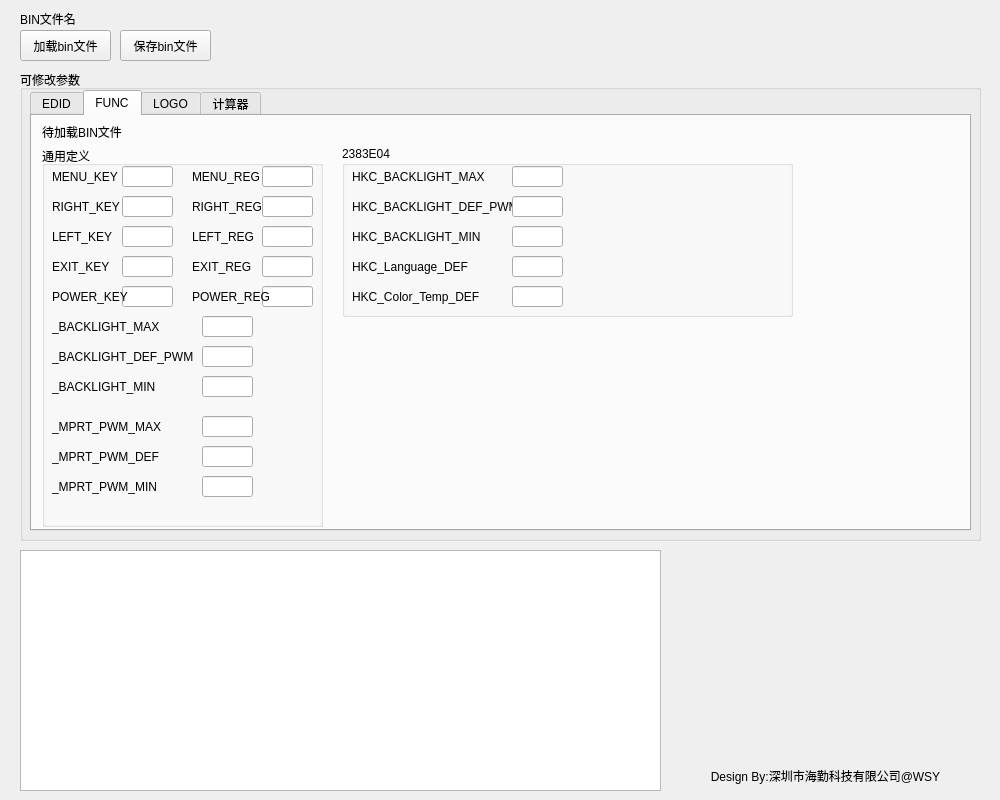
Above: hk_bin_tool.ui from wayneso/HK_BIN_TOOL before the change. Below: the same form after it.
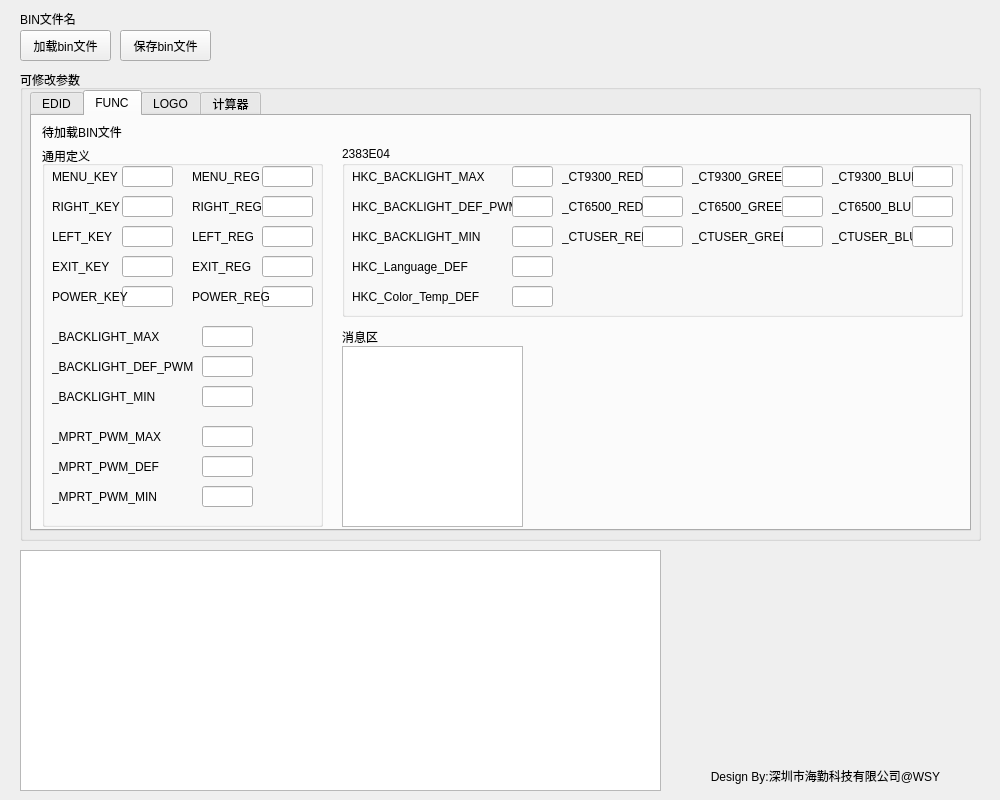
That is the form after the change. The open tabs and pages were chosen to show the change.

```diff
--- a/hk_bin_tool.ui
+++ b/hk_bin_tool.ui
@@ -871,7 +871,7 @@
        <rect>
         <x>310</x>
         <y>30</y>
-        <width>451</width>
+        <width>621</width>
         <height>171</height>
        </rect>
       </property>
@@ -883,7 +883,7 @@
         <rect>
          <x>170</x>
          <y>80</y>
-         <width>51</width>
+         <width>41</width>
          <height>21</height>
         </rect>
        </property>
@@ -919,7 +919,7 @@
         <rect>
          <x>170</x>
          <y>20</y>
-         <width>51</width>
+         <width>41</width>
          <height>21</height>
         </rect>
        </property>
@@ -942,7 +942,7 @@
         <rect>
          <x>170</x>
          <y>50</y>
-         <width>51</width>
+         <width>41</width>
          <height>21</height>
         </rect>
        </property>
@@ -965,7 +965,7 @@
         <rect>
          <x>170</x>
          <y>110</y>
-         <width>51</width>
+         <width>41</width>
          <height>21</height>
         </rect>
        </property>
@@ -988,11 +988,218 @@
         <rect>
          <x>170</x>
          <y>140</y>
-         <width>51</width>
+         <width>41</width>
          <height>21</height>
         </rect>
        </property>
       </widget>
+      <widget class="QLineEdit" name="_CT9300_RED">
+       <property name="geometry">
+        <rect>
+         <x>300</x>
+         <y>20</y>
+         <width>41</width>
+         <height>21</height>
+        </rect>
+       </property>
+      </widget>
+      <widget class="QLabel" name="label_63">
+       <property name="geometry">
+        <rect>
+         <x>220</x>
+         <y>20</y>
+         <width>81</width>
+         <height>21</height>
+        </rect>
+       </property>
+       <property name="text">
+        <string>_CT9300_RED</string>
+       </property>
+      </widget>
+      <widget class="QLineEdit" name="_CT9300_GREEN">
+       <property name="geometry">
+        <rect>
+         <x>440</x>
+         <y>20</y>
+         <width>41</width>
+         <height>21</height>
+        </rect>
+       </property>
+      </widget>
+      <widget class="QLabel" name="label_67">
+       <property name="geometry">
+        <rect>
+         <x>350</x>
+         <y>20</y>
+         <width>91</width>
+         <height>21</height>
+        </rect>
+       </property>
+       <property name="text">
+        <string>_CT9300_GREEN</string>
+       </property>
+      </widget>
+      <widget class="QLineEdit" name="_CT9300_BLUE">
+       <property name="geometry">
+        <rect>
+         <x>570</x>
+         <y>20</y>
+         <width>41</width>
+         <height>21</height>
+        </rect>
+       </property>
+      </widget>
+      <widget class="QLabel" name="label_68">
+       <property name="geometry">
+        <rect>
+         <x>490</x>
+         <y>20</y>
+         <width>81</width>
+         <height>21</height>
+        </rect>
+       </property>
+       <property name="text">
+        <string>_CT9300_BLUE</string>
+       </property>
+      </widget>
+      <widget class="QLineEdit" name="_CT6500_RED">
+       <property name="geometry">
+        <rect>
+         <x>300</x>
+         <y>50</y>
+         <width>41</width>
+         <height>21</height>
+        </rect>
+       </property>
+      </widget>
+      <widget class="QLabel" name="label_69">
+       <property name="geometry">
+        <rect>
+         <x>490</x>
+         <y>50</y>
+         <width>81</width>
+         <height>21</height>
+        </rect>
+       </property>
+       <property name="text">
+        <string>_CT6500_BLUE</string>
+       </property>
+      </widget>
+      <widget class="QLineEdit" name="_CT6500_GREEN">
+       <property name="geometry">
+        <rect>
+         <x>440</x>
+         <y>50</y>
+         <width>41</width>
+         <height>21</height>
+        </rect>
+       </property>
+      </widget>
+      <widget class="QLineEdit" name="_CT6500_BLUE">
+       <property name="geometry">
+        <rect>
+         <x>570</x>
+         <y>50</y>
+         <width>41</width>
+         <height>21</height>
+        </rect>
+       </property>
+      </widget>
+      <widget class="QLabel" name="label_65">
+       <property name="geometry">
+        <rect>
+         <x>220</x>
+         <y>50</y>
+         <width>81</width>
+         <height>21</height>
+        </rect>
+       </property>
+       <property name="text">
+        <string>_CT6500_RED</string>
+       </property>
+      </widget>
+      <widget class="QLabel" name="label_70">
+       <property name="geometry">
+        <rect>
+         <x>350</x>
+         <y>50</y>
+         <width>91</width>
+         <height>21</height>
+        </rect>
+       </property>
+       <property name="text">
+        <string>_CT6500_GREEN</string>
+       </property>
+      </widget>
+      <widget class="QLineEdit" name="_CTUSER_RED">
+       <property name="geometry">
+        <rect>
+         <x>300</x>
+         <y>80</y>
+         <width>41</width>
+         <height>21</height>
+        </rect>
+       </property>
+      </widget>
+      <widget class="QLabel" name="label_71">
+       <property name="geometry">
+        <rect>
+         <x>490</x>
+         <y>80</y>
+         <width>81</width>
+         <height>21</height>
+        </rect>
+       </property>
+       <property name="text">
+        <string>_CTUSER_BLUE</string>
+       </property>
+      </widget>
+      <widget class="QLineEdit" name="_CTUSER_GREEN">
+       <property name="geometry">
+        <rect>
+         <x>440</x>
+         <y>80</y>
+         <width>41</width>
+         <height>21</height>
+        </rect>
+       </property>
+      </widget>
+      <widget class="QLineEdit" name="_CTUSER_BLUE">
+       <property name="geometry">
+        <rect>
+         <x>570</x>
+         <y>80</y>
+         <width>41</width>
+         <height>21</height>
+        </rect>
+       </property>
+      </widget>
+      <widget class="QLabel" name="label_66">
+       <property name="geometry">
+        <rect>
+         <x>220</x>
+         <y>80</y>
+         <width>81</width>
+         <height>21</height>
+        </rect>
+       </property>
+       <property name="text">
+        <string>_CTUSER_RED</string>
+       </property>
+      </widget>
+      <widget class="QLabel" name="label_72">
+       <property name="geometry">
+        <rect>
+         <x>350</x>
+         <y>80</y>
+         <width>91</width>
+         <height>21</height>
+        </rect>
+       </property>
+       <property name="text">
+        <string>_CTUSER_GREEN</string>
+       </property>
+      </widget>
      </widget>
      <widget class="QGroupBox" name="groupBox_7">
       <property name="geometry">
@@ -1240,7 +1447,7 @@
        <property name="geometry">
         <rect>
          <x>10</x>
-         <y>170</y>
+         <y>180</y>
          <width>141</width>
          <height>21</height>
         </rect>
@@ -1253,7 +1460,7 @@
        <property name="geometry">
         <rect>
          <x>160</x>
-         <y>270</y>
+         <y>280</y>
          <width>51</width>
          <height>21</height>
         </rect>
@@ -1263,7 +1470,7 @@
        <property name="geometry">
         <rect>
          <x>160</x>
-         <y>300</y>
+         <y>310</y>
          <width>51</width>
          <height>21</height>
         </rect>
@@ -1273,7 +1480,7 @@
        <property name="geometry">
         <rect>
          <x>10</x>
-         <y>270</y>
+         <y>280</y>
          <width>141</width>
          <height>21</height>
         </rect>
@@ -1286,7 +1493,7 @@
        <property name="geometry">
         <rect>
          <x>10</x>
-         <y>230</y>
+         <y>240</y>
          <width>141</width>
          <height>21</height>
         </rect>
@@ -1299,7 +1506,7 @@
        <property name="geometry">
         <rect>
          <x>10</x>
-         <y>330</y>
+         <y>340</y>
          <width>141</width>
          <height>21</height>
         </rect>
@@ -1312,7 +1519,7 @@
        <property name="geometry">
         <rect>
          <x>10</x>
-         <y>200</y>
+         <y>210</y>
          <width>141</width>
          <height>21</height>
         </rect>
@@ -1325,7 +1532,7 @@
        <property name="geometry">
         <rect>
          <x>160</x>
-         <y>330</y>
+         <y>340</y>
          <width>51</width>
          <height>21</height>
         </rect>
@@ -1335,7 +1542,7 @@
        <property name="geometry">
         <rect>
          <x>10</x>
-         <y>300</y>
+         <y>310</y>
          <width>141</width>
          <height>21</height>
         </rect>
@@ -1348,7 +1555,7 @@
        <property name="geometry">
         <rect>
          <x>160</x>
-         <y>200</y>
+         <y>210</y>
          <width>51</width>
          <height>21</height>
         </rect>
@@ -1358,7 +1565,7 @@
        <property name="geometry">
         <rect>
          <x>160</x>
-         <y>170</y>
+         <y>180</y>
          <width>51</width>
          <height>21</height>
         </rect>
@@ -1368,13 +1575,36 @@
        <property name="geometry">
         <rect>
          <x>160</x>
-         <y>230</y>
+         <y>240</y>
          <width>51</width>
          <height>21</height>
         </rect>
        </property>
       </widget>
      </widget>
+     <widget class="QTextEdit" name="FUNC_textEdit">
+      <property name="geometry">
+       <rect>
+        <x>310</x>
+        <y>230</y>
+        <width>181</width>
+        <height>181</height>
+       </rect>
+      </property>
+     </widget>
+     <widget class="QLabel" name="label_73">
+      <property name="geometry">
+       <rect>
+        <x>310</x>
+        <y>210</y>
+        <width>171</width>
+        <height>21</height>
+       </rect>
+      </property>
+      <property name="text">
+       <string>消息区</string>
+      </property>
+     </widget>
     </widget>
     <widget class="QWidget" name="tab_2">
      <attribute name="title">
```
Left out of the diff: 34 changed lines with no effect on the pictures.
